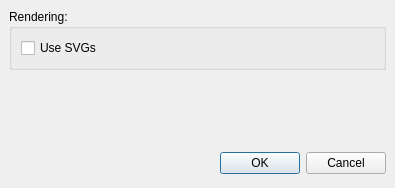
First picture: the form in ui/form_settings.ui, repository pnordhus/openorbiter, before the edit.
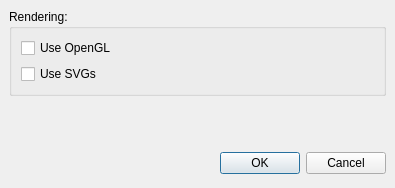
Second picture: the form after the edit.

Commit message: - added option for OpenGL mode

```diff
--- a/ui/form_settings.ui
+++ b/ui/form_settings.ui
@@ -32,7 +32,14 @@
        <number>6</number>
       </property>
       <item>
-       <widget class="QCheckBox" name="checkSvgEnabled" >
+       <widget class="QCheckBox" name="checkOpenGL" >
+        <property name="text" >
+         <string>Use OpenGL</string>
+        </property>
+       </widget>
+      </item>
+      <item>
+       <widget class="QCheckBox" name="checkSVG" >
         <property name="text" >
          <string>Use SVGs</string>
         </property>
```
The commit also changes 5 other files.
